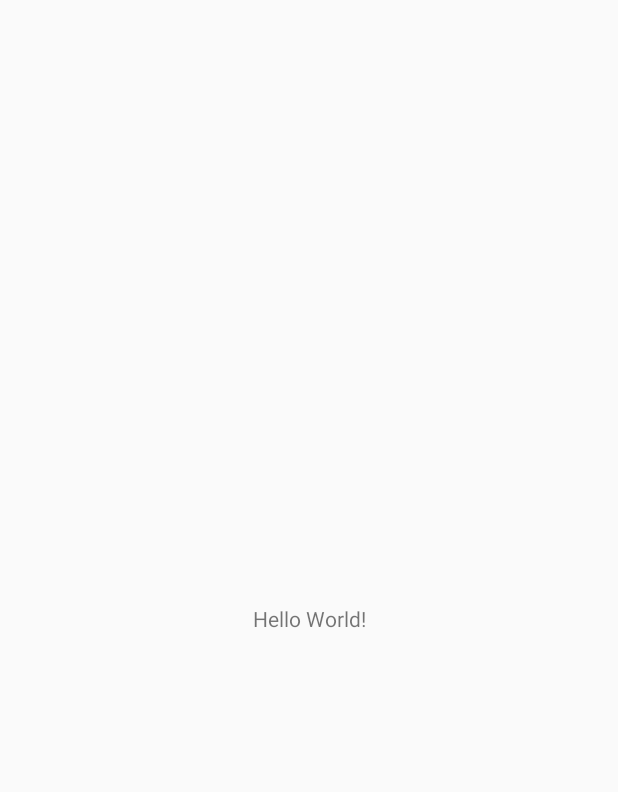
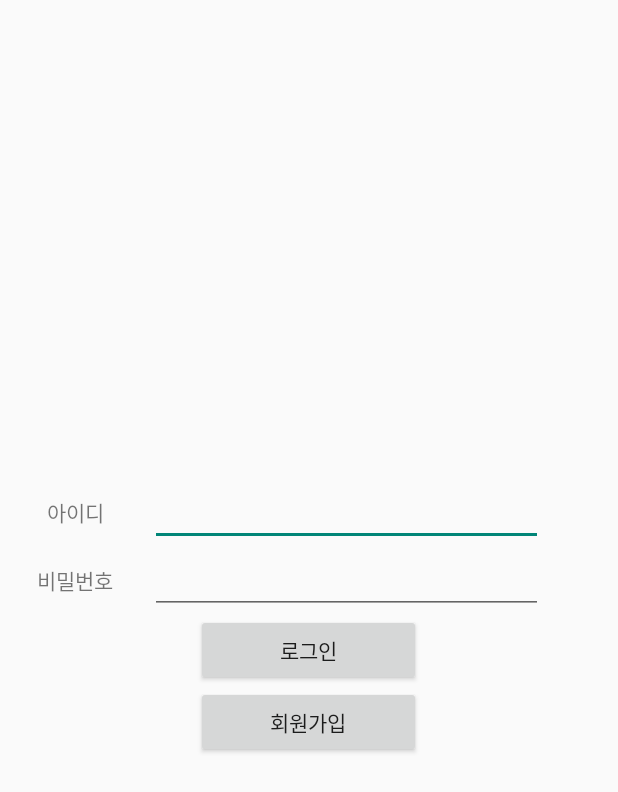
Before and after one commit to junki94/DokGo, an Android app: the screen it shows after launch (MainActivity), on a phone screen of 412 x 824 dp. Before the commit the part shown is almost empty. Shown: the top 792 px of the screen. Run offline under Robolectric (Android 15) with nearby library versions, the phone set to English and light mode, and no system bars.

```diff
--- a/JunKiProj/app/src/main/res/layout/activity_main.xml
+++ b/JunKiProj/app/src/main/res/layout/activity_main.xml
@@ -1,18 +1,62 @@
 <?xml version="1.0" encoding="utf-8"?>
-<android.support.constraint.ConstraintLayout xmlns:android="http://schemas.android.com/apk/res/android"
-    xmlns:app="http://schemas.android.com/apk/res-auto"
-    xmlns:tools="http://schemas.android.com/tools"
+<RelativeLayout xmlns:android="http://schemas.android.com/apk/res/android"
     android:layout_width="match_parent"
-    android:layout_height="match_parent"
-    tools:context="com.dokgo.junkiproj.MainActivity">
+    android:layout_height="match_parent">
+    <LinearLayout
+        android:layout_centerVertical="true"
+        android:layout_width="match_parent"
+        android:layout_height="wrap_content"
+        android:orientation="vertical">
 
-    <TextView
-        android:layout_width="wrap_content"
-        android:layout_height="wrap_content"
-        android:text="Hello World!"
-        app:layout_constraintBottom_toBottomOf="parent"
-        app:layout_constraintLeft_toLeftOf="parent"
-        app:layout_constraintRight_toRightOf="parent"
-        app:layout_constraintTop_toTopOf="parent" />
+        <LinearLayout
+            android:layout_width="match_parent"
+            android:layout_height="wrap_content"
+            android:orientation="horizontal">
 
-</android.support.constraint.ConstraintLayout>
+            <TextView
+                android:gravity="center"
+                android:layout_width="100dp"
+                android:layout_height="match_parent"
+                android:text="아이디" />
+
+            <EditText
+                android:id="@+id/editText1"
+                android:layout_width="match_parent"
+                android:layout_height="match_parent"
+                android:layout_marginEnd="50dp"/>
+        </LinearLayout>
+        <LinearLayout
+            android:layout_width="match_parent"
+            android:layout_height="wrap_content"
+            android:orientation="horizontal">
+
+            <TextView
+                android:gravity="center"
+                android:text="비밀번호"
+                android:layout_width="100dp"
+                android:layout_height="match_parent" />
+
+            <EditText
+                android:id="@+id/editText2"
+                android:layout_width="match_parent"
+                android:layout_height="match_parent"
+                android:layout_marginEnd="50dp"/>
+        </LinearLayout>
+
+
+        <Button
+            android:id="@+id/button1"
+            android:layout_width="150dp"
+            android:layout_height="wrap_content"
+            android:text="로그인"
+            android:layout_gravity="center"/>
+
+        <Button
+            android:id="@+id/button2"
+            android:layout_width="150dp"
+            android:layout_height="wrap_content"
+            android:text="회원가입"
+            android:layout_gravity="center"/>
+
+    </LinearLayout>
+</RelativeLayout>
```
Also changed, not shown: JunKiProj/app/src/main/res/layout/activity_detail.xml (added, +8 -0 lines), JunKiProj/app/src/main/res/layout/activity_join.xml (added, +121 -0 lines), JunKiProj/app/src/main/res/layout/toolbar_layout2.xml (added, +29 -0 lines).
